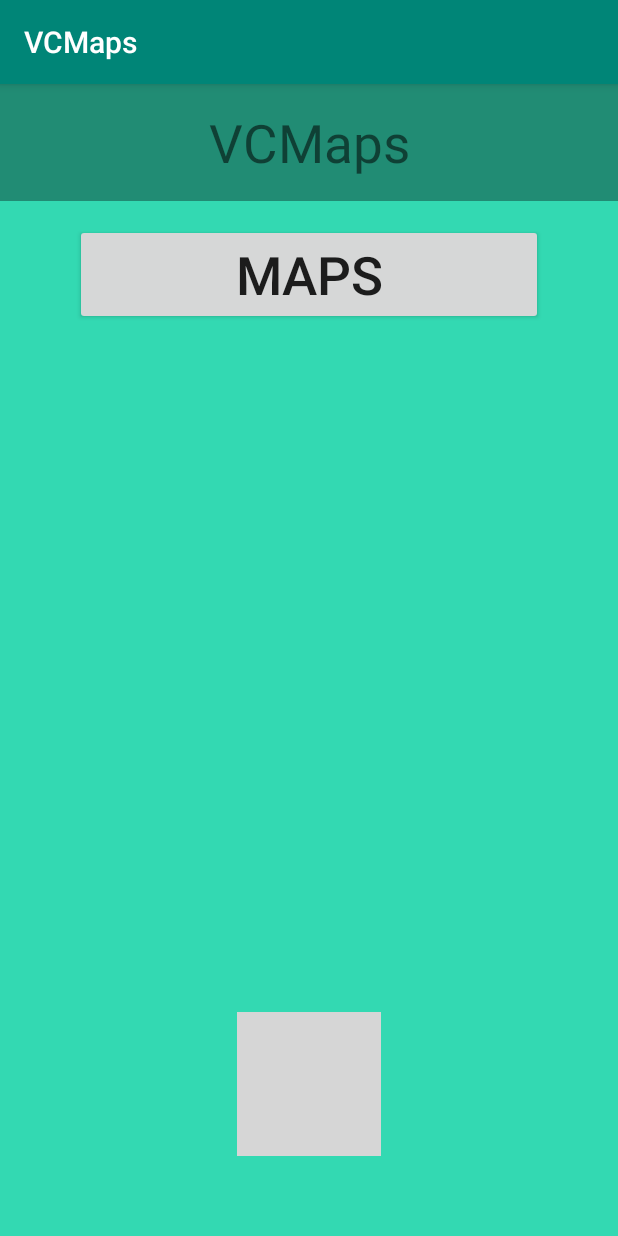
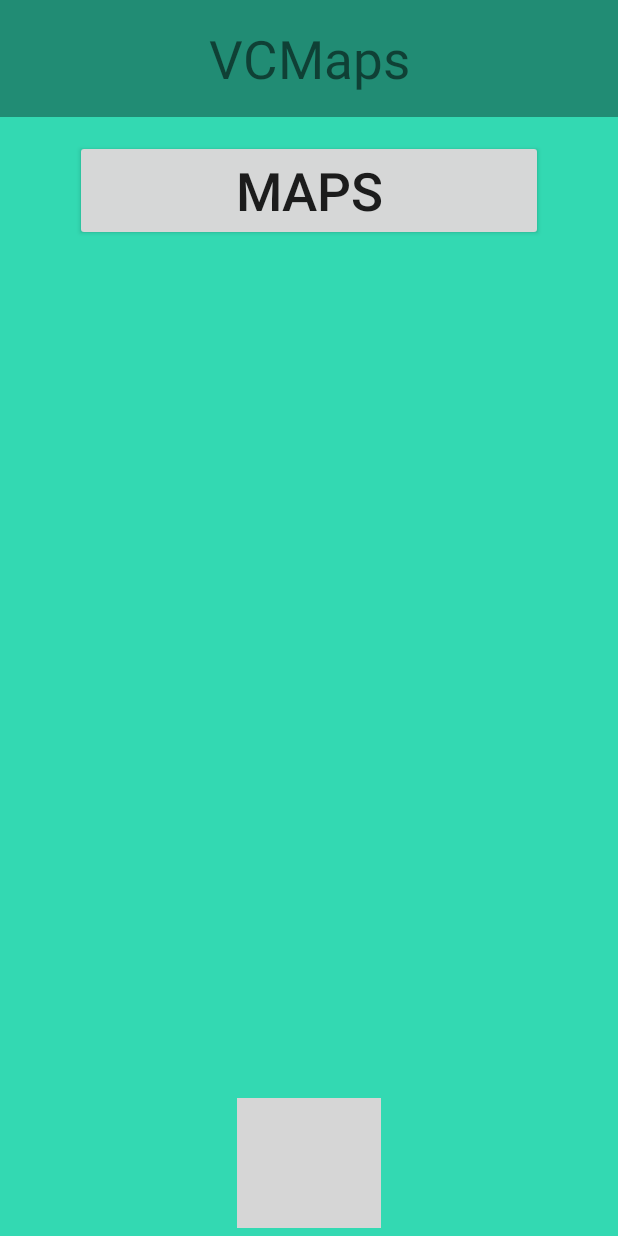
Before and after one commit to quentinfon/VCMaps, an Android app: the screen it shows after launch (MenuPrincipalActivity), on a phone screen of 412 x 824 dp. Run offline under Robolectric (Android 15) with nearby library versions, the phone set to English and light mode, and no system bars; grey boxes are pictures that could not be loaded.

Commit message:
Amelioration affichage

```diff
--- a/app/src/main/java/fr/qfondev/vcmaps/vue/MenuPrincipalActivity.java
+++ b/app/src/main/java/fr/qfondev/vcmaps/vue/MenuPrincipalActivity.java
@@ -1,23 +1,45 @@
 package fr.qfondev.vcmaps.vue;
 
+import android.content.Intent;
+import android.net.Uri;
 import android.os.Bundle;
+import android.view.View;
+import android.widget.Button;
 
 import androidx.appcompat.app.AppCompatActivity;
 
 import fr.qfondev.vcmaps.R;
 
-public class MenuPrincipalActivity extends AppCompatActivity {
+import static android.app.PendingIntent.getActivity;
 
+public class MenuPrincipalActivity extends AppCompatActivity implements View.OnClickListener {
 
-
-
+    private Button mapsBtn;
 
     @Override
     protected void onCreate(Bundle savedInstanceState) {
         super.onCreate(savedInstanceState);
         setContentView(R.layout.activity_home);
 
+        mapsBtn = (Button)findViewById(R.id.testMaps);
+
+        mapsBtn.setOnClickListener(this);
 
     }
 
+    @Override
+    public void onClick(View view) {
+
+        String latitude = "49.0593";
+        String longitude = "-1.244730000000004";
+        Uri gmmIntentUri = Uri.parse("google.navigation:q=" + latitude + "," + longitude);
+        Intent mapIntent = new Intent(Intent.ACTION_VIEW, gmmIntentUri);
+        mapIntent.setPackage("com.google.android.apps.maps");
+
+        try{
+            startActivity(mapIntent);
+        }catch (Exception e){
+        }
+
+    }
 }
--- a/app/src/main/res/layout/activity_home.xml
+++ b/app/src/main/res/layout/activity_home.xml
@@ -19,25 +19,27 @@
 
     <ScrollView
         android:layout_width="match_parent"
-        android:layout_height="525dp"
+        android:layout_height="match_parent"
+        android:layout_marginTop="15dp"
         android:background="@color/vertC"
-        android:layout_marginTop="15dp">
+        android:layout_weight="20">
 
 
         <LinearLayout
             android:layout_width="match_parent"
             android:layout_height="wrap_content"
-            android:orientation="vertical" >
+            android:orientation="vertical"
+            >
 
             <Button
                 android:id="@+id/testMaps"
                 android:layout_width="match_parent"
                 android:layout_height="wrap_content"
-                android:text="Maps"
                 android:layout_gravity="center"
                 android:layout_marginLeft="50dp"
                 android:layout_marginRight="50dp"
-                android:textSize="@dimen/titre"/>
+                android:text="Maps"
+                android:textSize="@dimen/titre" />
         </LinearLayout>
     </ScrollView>
 
@@ -46,7 +48,9 @@
         android:layout_width="wrap_content"
         android:layout_height="wrap_content"
         android:layout_gravity="center"
+        android:layout_marginTop="15dp"
+        android:layout_marginBottom="5dp"
+        android:layout_weight="1"
         android:background="@color/vertC"
-        app:srcCompat="@drawable/icon_ajout"
-        />
+        app:srcCompat="@drawable/icon_ajout" />
 </LinearLayout>
--- a/app/src/main/res/values/styles.xml
+++ b/app/src/main/res/values/styles.xml
@@ -1,7 +1,7 @@
 <resources>
 
     <!-- Base application theme. -->
-    <style name="AppTheme" parent="Theme.AppCompat.Light.DarkActionBar">
+    <style name="AppTheme" parent="Theme.AppCompat.Light.NoActionBar">
         <!-- Customize your theme here. -->
         <item name="colorPrimary">@color/colorPrimary</item>
         <item name="colorPrimaryDark">@color/colorPrimaryDark</item>
```
Also changed, not shown: app/src/main/AndroidManifest.xml (+9 -2 lines), app/src/main/res/layout/activity_starting.xml (+12 -4 lines), 6 other files.
